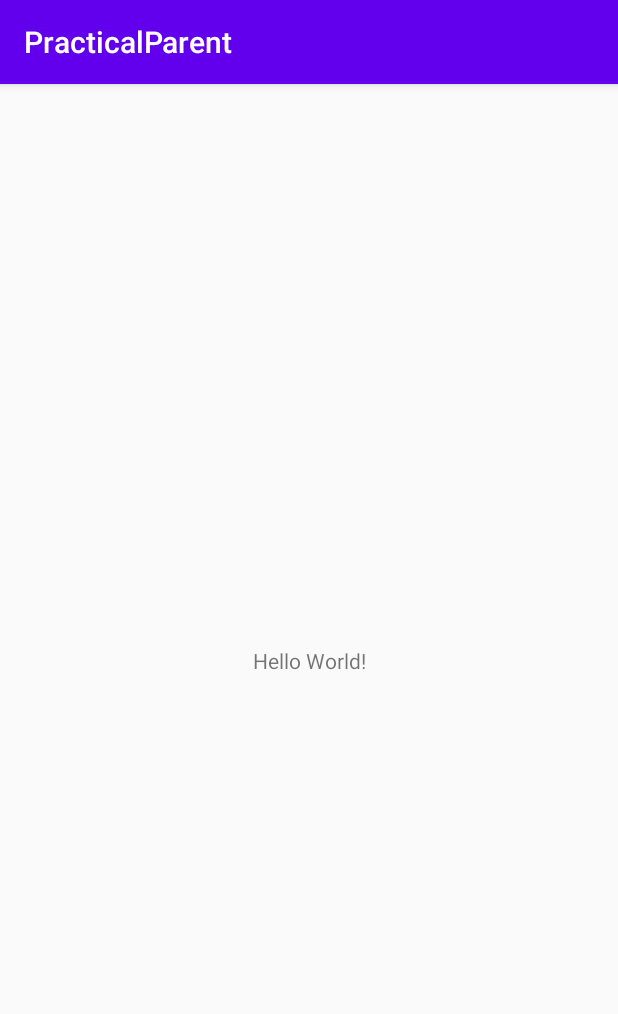
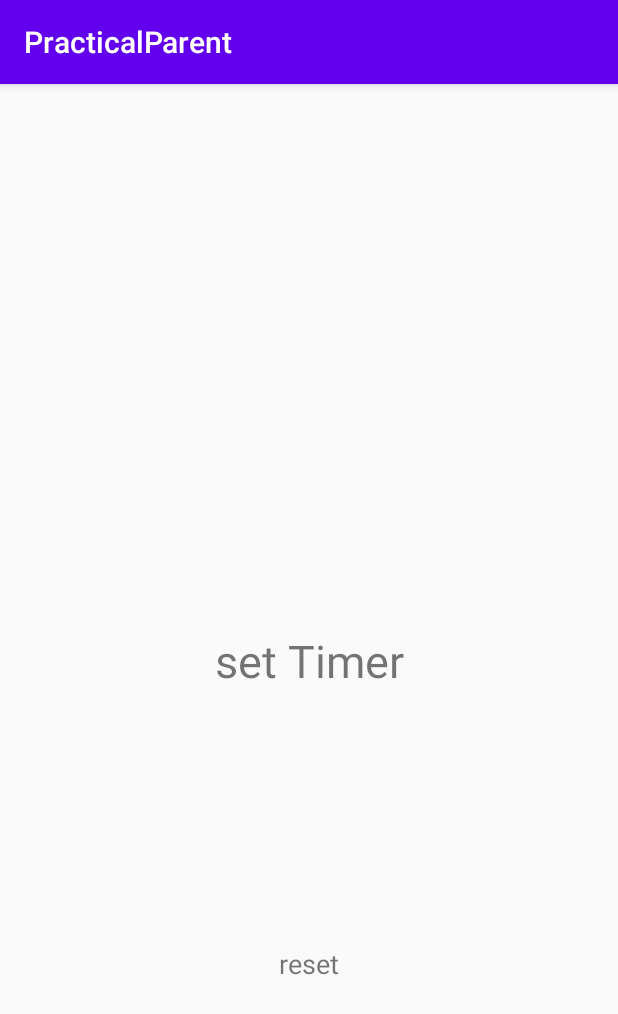
Before and after one commit to jaredmur-phy/PracticalParent, an Android app: the screen it shows after launch (MainActivity before the commit, TimerActivity after it), on a phone screen of 412 x 824 dp. Shown: the top 1014 px of the screen. Run offline under Robolectric (Android 15) with nearby library versions, the phone set to English and light mode, and no system bars.

Commit message:
Add basic features for the Timer
By using TimerActivity, users can set timer, pause it, resume it or reset it.

```diff
--- a/app/build.gradle
+++ b/app/build.gradle
@@ -20,6 +20,10 @@ android {
             proguardFiles getDefaultProguardFile('proguard-android-optimize.txt'), 'proguard-rules.pro'
         }
     }
+    compileOptions {
+        targetCompatibility JavaVersion.VERSION_1_8
+        sourceCompatibility JavaVersion.VERSION_1_8
+    }
 }
 
 dependencies {
--- a/app/src/main/java/com/example/practicalparent/MainActivity.java
+++ b/app/src/main/java/com/example/practicalparent/MainActivity.java
@@ -2,7 +2,9 @@ package com.example.practicalparent;
 
 import androidx.appcompat.app.AppCompatActivity;
 
+import android.content.Intent;
 import android.os.Bundle;
+import android.view.View;
 
 public class MainActivity extends AppCompatActivity {
 
@@ -10,5 +12,9 @@ public class MainActivity extends AppCompatActivity {
     protected void onCreate(Bundle savedInstanceState) {
         super.onCreate(savedInstanceState);
         setContentView(R.layout.activity_main);
+
+        Intent i = TimerActivity.getIntent(MainActivity.this);
+        startActivity(i);
     }
+
 }
--- /dev/null
+++ b/app/src/main/java/com/example/practicalparent/TimerActivity.java
@@ -0,0 +1,130 @@
+package com.example.practicalparent;
+
+import androidx.appcompat.app.AppCompatActivity;
+
+import android.app.AlarmManager;
+import android.app.PendingIntent;
+import android.content.Context;
+import android.content.Intent;
+import android.os.Bundle;
+import android.os.Handler;
+import android.os.SystemClock;
+import android.view.View;
+import android.widget.TextView;
+
+import com.example.practicalparent.receiver.TimeoutReceiver;
+import com.example.practicalparent.timer.AlarmTimer;
+import com.example.practicalparent.timer.TimerStatus;
+
+
+public class TimerActivity extends AppCompatActivity {
+
+    private AlarmManager timerManager = null;
+    private PendingIntent callback = null;
+    private AlarmTimer timer = null;
+
+    private TimerStatus status = TimerStatus.SET_TIMER;
+
+    private static final long SECOND = 500;
+
+    @Override
+    protected void onCreate(Bundle savedInstanceState) {
+        super.onCreate(savedInstanceState);
+        setContentView(R.layout.activity_timer);
+
+        // set timer
+        timerManager = (AlarmManager) getSystemService(Context.ALARM_SERVICE);
+        callback = PendingIntent.getBroadcast(this, TimeoutReceiver.class.hashCode(),
+                TimeoutReceiver.getIntent(this), 0);
+
+        TextView setTimerBtn = findViewById(R.id.id_set_timer);
+        TextView resetBtn = findViewById(R.id.id_reset_btn);
+
+        setTimerBtn.setOnClickListener((View v)->{
+
+            switch (status){
+                case SET_TIMER:
+                    setTimer(10);
+                    break;
+                case PAUSE:
+                    pauseTimer();
+                    break;
+                case RESUME:
+                    resumeTimer();
+                    break;
+            }
+
+        });
+
+        resetBtn.setOnClickListener((View v)->{
+            resetTimer();
+        });
+
+        setPeriodRefresh();
+    }
+
+    // TODO: make it private
+    public void showRestTimes(){
+        TextView view = findViewById(R.id.id_set_timer);
+        if( timer != null && !timer.isTimeout() ){
+            view.setText("" + timer.getRestTime()/SECOND + "\t" + status.getMsg());
+        }else {
+            status = TimerStatus.SET_TIMER;
+            view.setText("set Timer");
+        }
+    }
+
+    private void setTimer(int minutes){
+        long triggerTime = getTriggerTime(minutes);
+        timerManager.set(AlarmManager.ELAPSED_REALTIME_WAKEUP, triggerTime, callback);
+        timer = new AlarmTimer(minutes * SECOND);
+        status = TimerStatus.PAUSE;
+    }
+
+    private void setPeriodRefresh(){
+        Handler handler = new Handler();
+        handler.post(new Runnable() {
+            @Override
+            public void run() {
+                showRestTimes();
+                handler.postDelayed(this, SECOND / 2);
+            }
+        });
+    }
+
+    private void pauseTimer(){
+        if(!timer.isPaused()) {
+            status = TimerStatus.RESUME;
+            timer.pause();
+            timerManager.cancel(callback);
+        }
+    }
+
+    private void resumeTimer(){
+        if(!timer.isPaused()) {
+            return;
+        }
+        status = TimerStatus.PAUSE;
+        timer.resume();
+        timerManager.set(AlarmManager.ELAPSED_REALTIME_WAKEUP, timer.getEndTime(), callback);
+    }
+
+    private void resetTimer(){
+        if(!timer.isPaused()){
+            timerManager.cancel(callback);
+        }
+        status = TimerStatus.PAUSE;
+        timer.reset();
+        timerManager.set(AlarmManager.ELAPSED_REALTIME_WAKEUP, timer.getEndTime(), callback);
+    }
+
+    private long getTriggerTime(int minutes){
+        // TODO: convert min to sec
+//         return SystemClock.elapsedRealtime() + minutes * 60 * SECOND;
+         return SystemClock.elapsedRealtime() + minutes * SECOND;
+    }
+
+    public static Intent getIntent(Context c){
+        return new Intent(c, TimerActivity.class);
+    }
+}
--- /dev/null
+++ b/app/src/main/java/com/example/practicalparent/receiver/TimeoutReceiver.java
@@ -0,0 +1,31 @@
+package com.example.practicalparent.receiver;
+
+import android.app.Service;
+import android.content.BroadcastReceiver;
+import android.content.Context;
+import android.content.Intent;
+import android.os.Vibrator;
+import android.util.Log;
+
+
+public class TimeoutReceiver extends BroadcastReceiver {
+
+    private static final String TIMEOUT_ACTION = "TIMEOUT_ACTION";
+
+    @Override
+    public void onReceive(Context context, Intent intent) {
+        String action = intent.getAction();
+        if(TIMEOUT_ACTION.equals(action)) {
+            // TODO: add timeout call back
+            Log.i("test", "test_clock");
+            Vibrator vibrator = (Vibrator) context.getSystemService(Service.VIBRATOR_SERVICE);
+
+        }
+    }
+
+    public static Intent getIntent(Context c){
+        Intent i = new Intent(c, TimeoutReceiver.class);
+        i.setAction(TIMEOUT_ACTION);
+        return i;
+    }
+}
--- /dev/null
+++ b/app/src/main/java/com/example/practicalparent/timer/TimerStatus.java
@@ -0,0 +1,17 @@
+package com.example.practicalparent.timer;
+
+public enum TimerStatus {
+
+    SET_TIMER("Set Timer"),
+    PAUSE("Pause"),
+    RESUME("Resume");
+
+    private String msg;
+    TimerStatus(String msg){
+        this.msg = msg;
+    }
+
+    public String getMsg() {
+        return msg;
+    }
+}
--- /dev/null
+++ b/app/src/main/res/layout/activity_timer.xml
@@ -0,0 +1,31 @@
+<?xml version="1.0" encoding="utf-8"?>
+<androidx.constraintlayout.widget.ConstraintLayout xmlns:android="http://schemas.android.com/apk/res/android"
+    xmlns:app="http://schemas.android.com/apk/res-auto"
+    xmlns:tools="http://schemas.android.com/tools"
+    android:layout_width="match_parent"
+    android:layout_height="match_parent"
+    tools:context=".TimerActivity">
+
+    <TextView
+        android:id="@+id/id_set_timer"
+        android:layout_width="wrap_content"
+        android:layout_height="wrap_content"
+        android:text="set Timer"
+        android:textSize="30sp"
+        app:layout_constraintBottom_toBottomOf="parent"
+        app:layout_constraintEnd_toEndOf="parent"
+        app:layout_constraintStart_toStartOf="parent"
+        app:layout_constraintTop_toTopOf="parent" />
+
+    <TextView
+        android:id="@+id/id_reset_btn"
+        android:layout_width="wrap_content"
+        android:layout_height="wrap_content"
+        android:text="reset"
+        android:textSize="18sp"
+        app:layout_constraintBottom_toBottomOf="parent"
+        app:layout_constraintEnd_toEndOf="parent"
+        app:layout_constraintStart_toStartOf="parent"
+        app:layout_constraintTop_toBottomOf="@+id/id_set_timer" />
+
+</androidx.constraintlayout.widget.ConstraintLayout>
```
Also changed, not shown: app/src/main/AndroidManifest.xml (+9 -0 lines), app/src/main/java/com/example/practicalparent/timer/AlarmTimer.java (added, +79 -0 lines), app/src/main/java/com/example/practicalparent/timer/Alarmer.java (added, +28 -0 lines).
